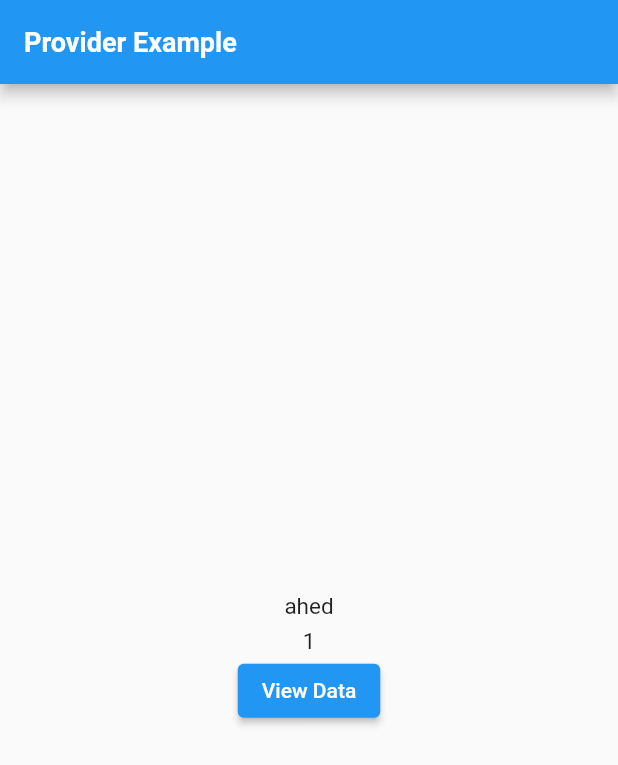
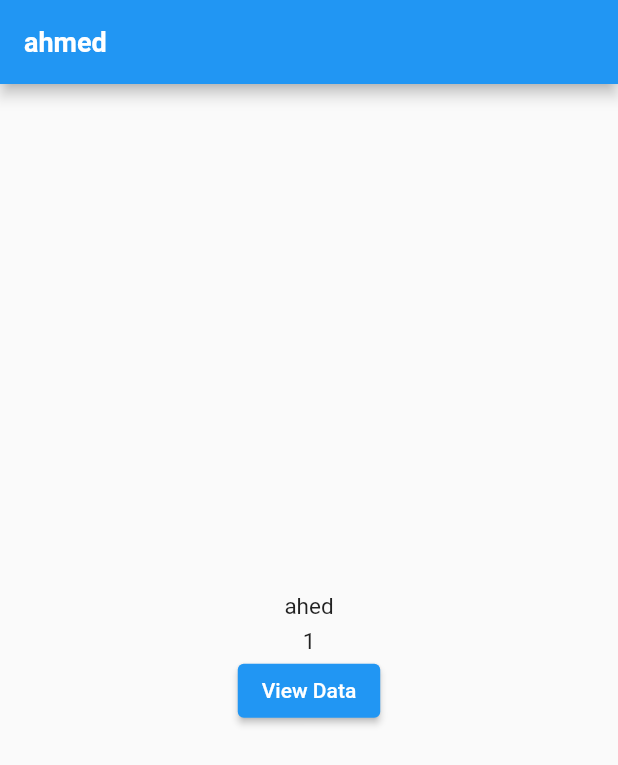
Before and after one commit to Ahedeid/provider_example, a Flutter app: the screen it shows after launch, after a tap on "View Data", on a phone screen of 412 x 824 dp. Shown: the top 765 px of the screen. Run offline on Flutter 3.47's test engine with Material 2 defaults, Android fonts, the phone set to English and light mode, and no system bars.

Commit message:
edit by yahya to learn

```diff
--- a/lib/main.dart
+++ b/lib/main.dart
@@ -1,4 +1,6 @@
 import 'package:flutter/material.dart';
+import 'package:provider/provider.dart';
+import 'package:provider_example/provider/provide_state.dart';
 import 'package:provider_example/screens/home_screen.dart';
 
 void main() => runApp(const ProviderExample());
@@ -8,8 +10,13 @@ class ProviderExample extends StatelessWidget {
 
   @override
   Widget build(BuildContext context) {
-    return const MaterialApp(
-      home: ProviderCounter(),
+    return MaterialApp(
+      home: ChangeNotifierProvider(
+        create: (context) => ServesProvider(),
+        child: const ProviderCounter(),
+        // builder: (context, child) =>const ProviderCounter(),
+      ),
     );
+
   }
 }
--- a/lib/provider/provide_state.dart
+++ b/lib/provider/provide_state.dart
@@ -30,25 +30,25 @@
 
 // ---------------------------------- Class Provider ----------------------------------------------------//
 
-import 'package:flutter/cupertino.dart';
+import 'package:flutter/material.dart';
 
-class Model extends ChangeNotifier {
-  String name = 'ahmed';
-  int count = 0;
+class ServesProvider extends ChangeNotifier {
+  String _name = 'ahmed';
+  int _count = 0;
 
   // هنا عند التعامل مع ال selector تعامل مع get
 
-  get nameUser => name;
+  get nameUser => _name;
 
-  get countUser => count;
+  get countUser => _count;
 
   changeName() {
-    name = 'ahed';
+    _name = 'ahed';
     notifyListeners();
   }
 
   counterIncrese() {
-    count ++;
+    _count ++;
     notifyListeners();
   }
 }
--- a/lib/screens/home_screen.dart
+++ b/lib/screens/home_screen.dart
@@ -5,25 +5,40 @@ import '../provider/provide_state.dart';
 
 
 
-class ProviderCounter extends StatelessWidget {
+class ProviderCounter extends StatefulWidget {
   const ProviderCounter({Key? key}) : super(key: key);
 
   @override
+  State<ProviderCounter> createState() => _ProviderCounterState();
+}
+
+class _ProviderCounterState extends State<ProviderCounter> {
+String? fName;
+  @override
+  void initState() {
+    WidgetsBinding.instance.addPostFrameCallback((timeStamp) {
+      fName = Provider
+          .of<ServesProvider>(context)
+          .nameUser;
+    });
+    // TODO: implement initState
+    super.initState();
+  }
+  @override
   Widget build(BuildContext context) {
-    return ChangeNotifierProvider(
-      create: (context) => Model(),
-      child: Scaffold(
+  // var prov= Provider.of<ServesProvider>(context);
+    return Scaffold(
       appBar: AppBar(
-          title: const Text(
-            'Provider Example',
-            style: TextStyle(fontSize: 18, fontWeight: FontWeight.bold),
+        title:  Text(
+          '$fName',
+          style: const TextStyle(fontSize: 18, fontWeight: FontWeight.bold),
         ),
       ),
       body: Center(
         child: Column(
           mainAxisAlignment: MainAxisAlignment.center,
           children: [
-              Selector<Model, String>(
+            Selector<ServesProvider, String>(
               selector: (context, moodel) => moodel.nameUser,
               builder: (context, model, child) {
                 debugPrint(' this is userName');
@@ -34,7 +49,7 @@ class ProviderCounter extends StatelessWidget {
               },
             ),
             const SizedBox(height: 5),
-              Selector<Model, int>(
+            Selector<ServesProvider, int>(
                 selector: (context, mooel) => mooel.countUser,
                 builder: (context, model, child) {
                   debugPrint(' this is Counter');
@@ -43,8 +58,8 @@ class ProviderCounter extends StatelessWidget {
                     style: const TextStyle(fontSize: 15),
                   );
                 }),
-              Consumer<Model>(
-                builder: (context, model, child) {
+            Consumer(
+              builder: (context, ServesProvider model, child) {
                 return ElevatedButton(
                     onPressed: () {
                       model.changeName();
@@ -57,7 +72,6 @@ class ProviderCounter extends StatelessWidget {
           ],
         ),
       ),
-      ),
     );
   }
 }
```
Lines whose indentation alone changed are shown as unchanged.
